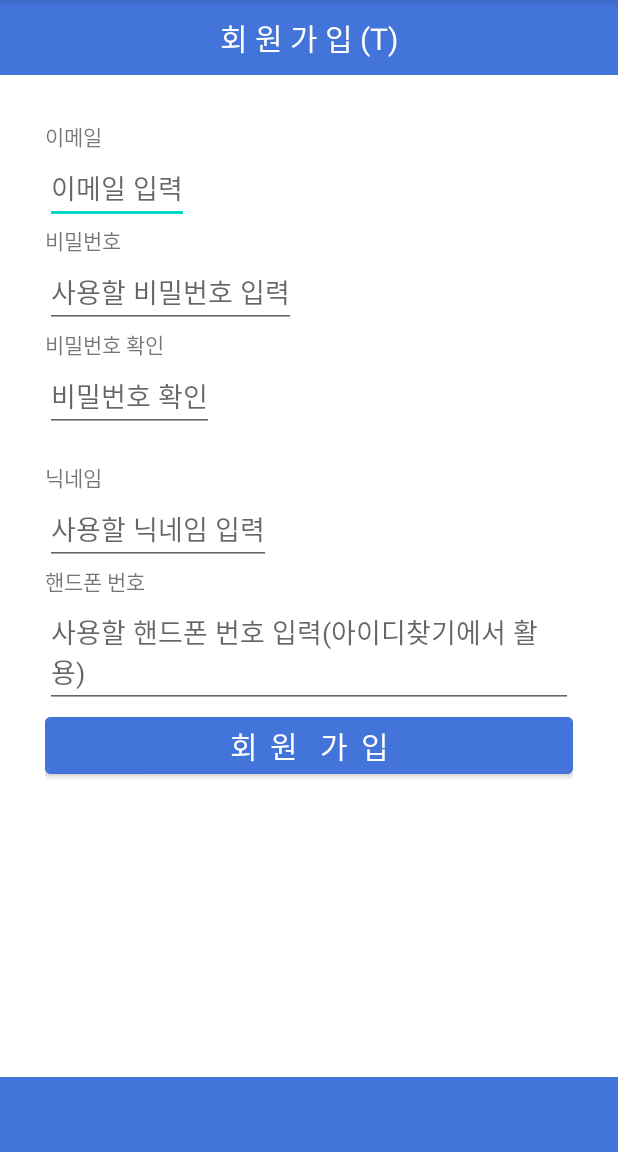
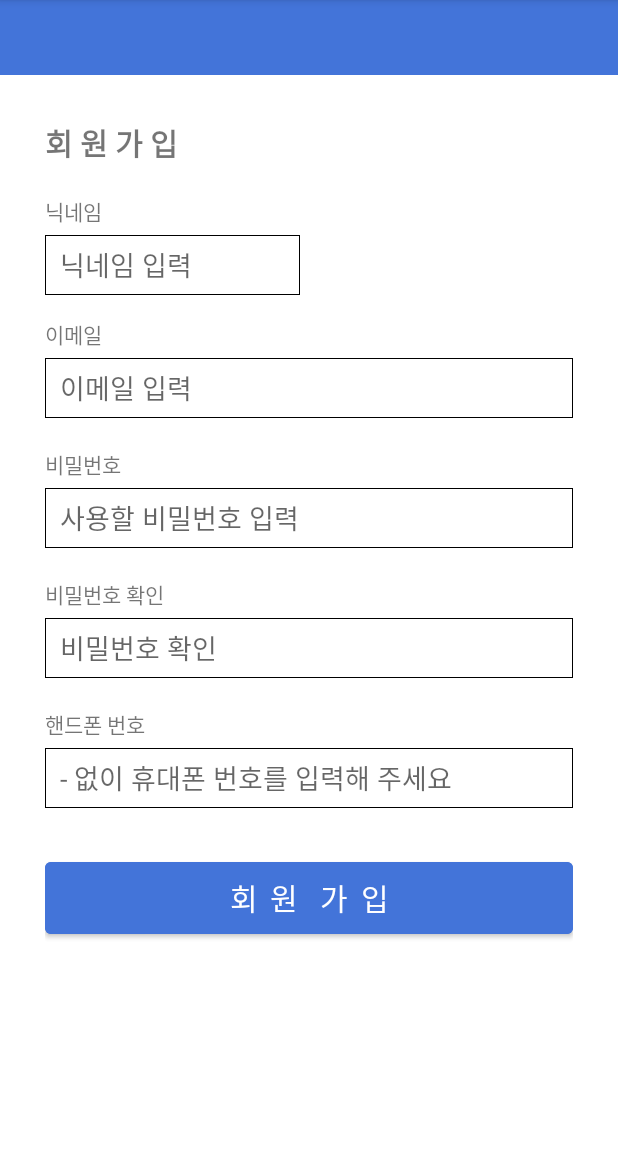
Before and after one commit to Lyne121/WITHME, an Android app: the JoinTrainerActivity screen opened directly, with no data from a screen before it, on a phone screen of 412 x 824 dp, the part 84-1236 px from its top. Run offline under Robolectric (Android 15) with nearby library versions, the phone set to English and light mode, and no system bars.

Commit message:
#6 join_trainer UI 다듬기

```diff
--- a/app/src/main/res/layout/activity_join_trainer.xml
+++ b/app/src/main/res/layout/activity_join_trainer.xml
@@ -11,100 +11,128 @@
         android:layout_width="match_parent"
         android:layout_height="50dp"
         android:gravity="center"
-        android:background="#4374D9"
-        android:textColor="#FFFFFF"
-        android:textSize="20sp"
-        android:text="회 원 가 입 (T)" />
+        android:background="#4374D9" />
 
-<!--    내용-->
+    <ScrollView
+        android:layout_width="match_parent"
+        android:layout_height="match_parent" >
+
         <LinearLayout
             android:layout_width="match_parent"
-        android:layout_height="0dp"
-        android:layout_weight="1"
+            android:layout_height="wrap_content"
             android:orientation="vertical"
             android:padding="30dp">
 
             <TextView
                 android:layout_width="wrap_content"
                 android:layout_height="wrap_content"
+                android:textSize="20sp"
+                android:textStyle="bold"
+                android:text="회 원 가 입" />
+
+            <TextView
+                android:layout_width="wrap_content"
+                android:layout_height="wrap_content"
+                android:layout_marginTop="20dp"
+                android:text="닉네임" />
+
+            <EditText
+                android:id="@+id/edtNick"
+                android:layout_width="170dp"
+                android:layout_height="40dp"
+                android:layout_marginTop="5dp"
+                android:background="@drawable/border"
+                android:paddingStart="10dp"
+                android:hint="닉네임 입력"/>
+
+            <TextView
+                android:layout_width="wrap_content"
+                android:layout_height="wrap_content"
+                android:layout_marginTop="15dp"
                 android:text="이메일" />
 
             <EditText
                 android:id="@+id/edtIdJoin"
-            android:layout_width="wrap_content"
-            android:layout_height="wrap_content"
+                android:layout_width="match_parent"
+                android:layout_height="40dp"
+                android:layout_marginTop="5dp"
+                android:background="@drawable/border"
+                android:paddingStart="10dp"
                 android:hint="이메일 입력"/>
+
 
             <TextView
                 android:layout_width="wrap_content"
                 android:layout_height="wrap_content"
+                android:layout_marginTop="20dp"
                 android:text="비밀번호" />
 
             <EditText
                 android:id="@+id/edtPwJoin"
-            android:layout_width="wrap_content"
+                android:layout_width="match_parent"
+                android:layout_height="40dp"
+                android:layout_marginTop="5dp"
+                android:background="@drawable/border"
+                android:paddingStart="10dp"
+                android:hint="사용할 비밀번호 입력"/>
+
+            <LinearLayout
+                android:layout_width="match_parent"
                 android:layout_height="wrap_content"
-            android:hint="사용할 비밀번호 입력"/>
+                android:layout_marginTop="20dp"
+                android:orientation="horizontal">
 
                 <TextView
                     android:layout_width="wrap_content"
                     android:layout_height="wrap_content"
                     android:text="비밀번호 확인" />
 
+                <TextView
+                    android:id="@+id/txtPwNot"
+                    android:layout_width="match_parent"
+                    android:gravity="right"
+                    android:layout_height="20dp"
+                    android:textSize="13sp" />
+
+            </LinearLayout>
+
 
             <EditText
                 android:id="@+id/edtPwRe"
-            android:layout_width="wrap_content"
-            android:layout_height="wrap_content"
+                android:layout_width="match_parent"
+                android:layout_height="40dp"
+                android:layout_marginTop="5dp"
+                android:background="@drawable/border"
+                android:paddingStart="10dp"
                 android:hint="비밀번호 확인"/>
-
-        <TextView
-            android:id="@+id/txtPwNot"
-            android:layout_width="match_parent"
-            android:layout_height="wrap_content"
-            android:text=""/>
-
 
             <TextView
                 android:layout_width="wrap_content"
                 android:layout_height="wrap_content"
-            android:text="닉네임" />
-
-        <EditText
-            android:id="@+id/edtNick"
-            android:layout_width="wrap_content"
-            android:layout_height="wrap_content"
-            android:hint="사용할 닉네임 입력"/>
-
-        <TextView
-            android:layout_width="wrap_content"
-            android:layout_height="wrap_content"
+                android:layout_marginTop="20dp"
                 android:text="핸드폰 번호" />
 
             <EditText
                 android:id="@+id/edtPhone"
-            android:layout_width="wrap_content"
-            android:layout_height="wrap_content"
-            android:hint="사용할 핸드폰 번호 입력(아이디찾기에서 활용)"/>
+                android:layout_width="match_parent"
+                android:layout_height="40dp"
+                android:layout_marginTop="5dp"
+                android:background="@drawable/border"
+                android:paddingStart="10dp"
+                android:hint="- 없이 휴대폰 번호를 입력해 주세요"/>
 
 
             <Button
                 android:id="@+id/btnJoin"
                 android:layout_width="match_parent"
-            android:layout_height="50dp"
+                android:layout_height="60dp"
+                android:layout_marginTop="30dp"
                 android:backgroundTint="#4374D9"
                 android:textSize="20sp"
                 android:text="회 원  가 입" />
 
+        </LinearLayout>
+
+    </ScrollView>
 
 </LinearLayout>
-
-    <TextView
-        android:layout_width="match_parent"
-        android:layout_height="50dp"
-        android:gravity="center"
-        android:background="#4374D9"
-        android:textColor="#FFFFFF"
-        android:textSize="20sp" />
-
-</LinearLayout>
--- a/app/src/main/res/layout/activity_join_user.xml
+++ b/app/src/main/res/layout/activity_join_user.xml
@@ -11,8 +11,7 @@
         android:layout_width="match_parent"
         android:layout_height="50dp"
         android:gravity="center"
-        android:background="#4374D9"
-        android:textColor="#FFFFFF" />
+        android:background="#4374D9" />
 
     <ScrollView
         android:layout_width="match_parent"
@@ -20,10 +19,8 @@
 
         <LinearLayout
             android:layout_width="match_parent"
-            android:layout_height="0dp"
-            android:layout_weight="1"
+            android:layout_height="wrap_content"
             android:orientation="vertical"
-            android:gravity="center_vertical"
             android:padding="30dp">
 
             <TextView
@@ -108,11 +105,10 @@
                 android:paddingStart="10dp"
                 android:hint="비밀번호 확인"/>
 
-
-
             <TextView
                 android:layout_width="wrap_content"
                 android:layout_height="wrap_content"
+                android:layout_marginTop="20dp"
                 android:text="핸드폰 번호" />
 
             <EditText
@@ -138,12 +134,4 @@
 
     </ScrollView>
 
-    <TextView
-        android:layout_width="match_parent"
-        android:layout_height="50dp"
-        android:gravity="center"
-        android:background="#4374D9"
-        android:textColor="#FFFFFF"
-        android:textSize="20sp" />
-
 </LinearLayout>
```
Lines whose indentation alone changed are shown as unchanged.
